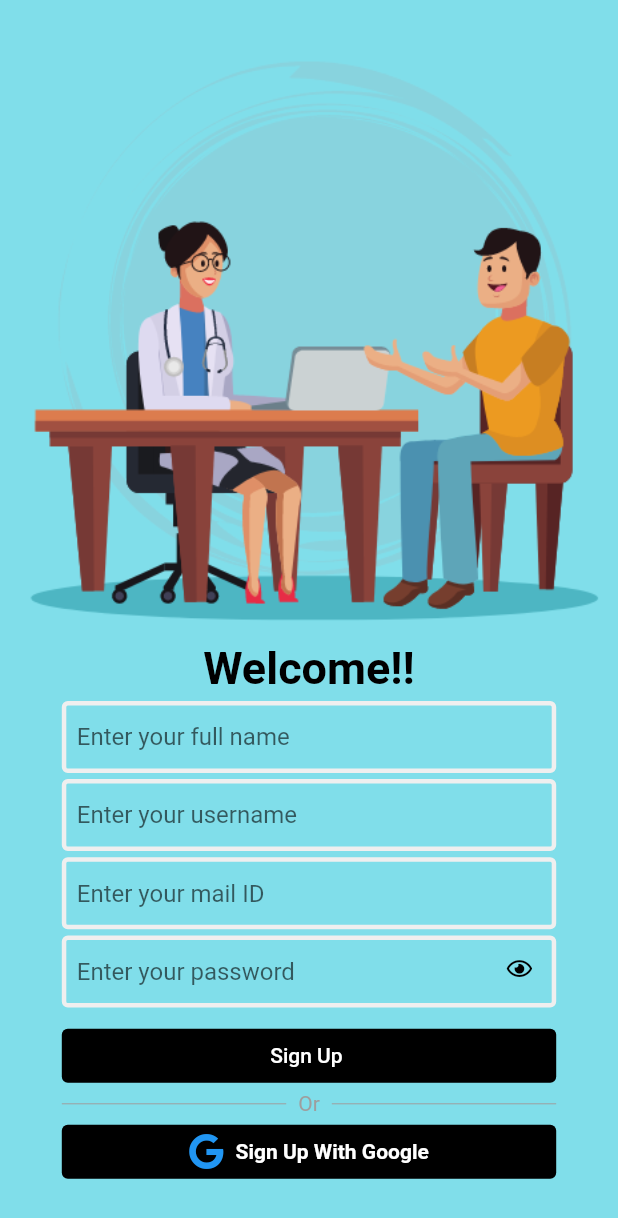
After one commit to Akshatji800/mental_health, a Flutter app: the SignUpPage screen opened by its route, on a phone screen of 412 x 824 dp. The commit adds this screen. Shown: the top 1218 px of the screen. Run offline on Flutter 3.47's test engine with Material 2 defaults, Android fonts, the phone set to English and light mode, and no system bars; our stand-ins replace firebase_auth, firebase_core, font_awesome_flutter, google_sign_in; accounts and stored records are empty.

Commit message:
Added Sign-Up screen UI

```diff
--- a/lib/navigation/navigate.dart
+++ b/lib/navigation/navigate.dart
@@ -2,14 +2,13 @@ import 'package:mental_health/screens/home_page.dart';
 import 'package:mental_health/screens/sign_in_page.dart';
 import 'package:mental_health/screens/welcome_page.dart';
 import 'package:flutter/material.dart';
-
-
-
+import 'package:mental_health/screens/sign_up_page.dart';
 
 class Navigate {
   static Map<String, Widget Function(BuildContext)> routes =   {
     '/' : (context) => WelcomePage(),
     '/sign-in' : (context) => SignInPage(),
+    '/sign-up' : (context) => SignUpPage(),
     '/home'  : (context) => HomePage()
   };
 }
--- a/lib/screens/sign_in_page.dart
+++ b/lib/screens/sign_in_page.dart
@@ -89,21 +89,20 @@ class SignInPage extends StatelessWidget {
           GoogleSignIn(),
 
           Padding(padding: EdgeInsets.only(bottom: size.height * 0.02)),
-          RichText(
-              textAlign: TextAlign.center,
-              text: TextSpan(children: <TextSpan>[
-                TextSpan(
-                    text: Constants.textAcc,
-                    style: TextStyle(
-                      color: Constants.kBlackColor,
-                    )),
-                TextSpan(
-                    text: Constants.textSignUp,
-                    style: TextStyle(
-                      fontWeight: FontWeight.bold,
-                      color: Constants.kDarkBlueColor,
-                    )),
-              ])),
+
+        Row(mainAxisAlignment: MainAxisAlignment.center, children: [
+          Text("Don't have an account?"),
+          SizedBox(width: 10),
+          GestureDetector(
+            onTap: () {Navigator.pushNamedAndRemoveUntil(context, Constants.signUpNavigate, (route) => false);},
+            child: Container(
+              child: Text("Register now",
+                  style: TextStyle(
+                      fontWeight: FontWeight.w700,
+                      color: Colors.deepPurpleAccent)),
+            ),
+          )
+        ]),
         ])));
   }
 
--- /dev/null
+++ b/lib/screens/sign_up_page.dart
@@ -0,0 +1,203 @@
+import 'package:flutter/material.dart';
+import 'package:font_awesome_flutter/font_awesome_flutter.dart';
+import 'package:mental_health/utils/constants.dart';
+import 'package:firebase_auth/firebase_auth.dart';
+import 'package:mental_health/services/firebase_Service.dart';
+
+class SignUpPage extends StatelessWidget {
+  @override
+  Widget build(BuildContext context) {
+    Size size = MediaQuery
+        .of(context)
+        .size;
+    OutlineInputBorder border = OutlineInputBorder(
+        borderSide: BorderSide(color: Constants.kBorderColor, width: 3.0));
+    return Scaffold(
+        resizeToAvoidBottomInset: false,
+        backgroundColor: Colors.cyan[200],
+        body: Center(
+            child:
+            Column(mainAxisAlignment: MainAxisAlignment.center, children: [
+              Image.asset("assets/images/sign-up.png"),
+              RichText(
+                  textAlign: TextAlign.center,
+                  text: TextSpan(children: <TextSpan>[
+                    TextSpan(
+                        text: "Welcome!!",
+                        style: TextStyle(
+                          color: Constants.kBlackColor,
+                          fontWeight: FontWeight.bold,
+                          fontSize: 30.0,
+                        )),
+
+                  ])),
+              Padding(padding: EdgeInsets.only(bottom: size.height * 0.005)),
+              SizedBox(
+                width: size.width * 0.8,
+                child: TextField(
+                    cursorColor: Colors.black,
+                    decoration: InputDecoration(
+                        hintText: "Enter your full name",
+                        contentPadding:
+                        EdgeInsets.symmetric(vertical: 5.0, horizontal: 10.0),
+                        enabledBorder: border,
+                        focusedBorder: border)),
+              ),
+              SizedBox(
+                height: size.height * 0.005,
+              ),
+              SizedBox(
+                width: size.width * 0.8,
+                child: TextField(
+                    cursorColor: Colors.black,
+                    decoration: InputDecoration(
+                        hintText: "Enter your username",
+                        contentPadding:
+                        EdgeInsets.symmetric(vertical: 5.0, horizontal: 10.0),
+                        enabledBorder: border,
+                        focusedBorder: border)),
+              ),
+              SizedBox(
+                height: size.height * 0.005,
+              ),
+              SizedBox(
+                width: size.width * 0.8,
+                child: TextField(
+                    cursorColor: Colors.black,
+                    decoration: InputDecoration(
+                        hintText: "Enter your mail ID",
+                        contentPadding:
+                        EdgeInsets.symmetric(vertical: 5.0, horizontal: 10.0),
+                        enabledBorder: border,
+                        focusedBorder: border)),
+              ),
+              SizedBox(
+                height: size.height * 0.005,
+              ),
+              SizedBox(
+                width: size.width * 0.8,
+                child: TextField(
+                  cursorColor: Colors.black,
+                  decoration: InputDecoration(
+                    hintText: "Enter your password",
+                    contentPadding:
+                    EdgeInsets.symmetric(vertical: 5.0, horizontal: 10.0),
+                    enabledBorder: border,
+                    focusedBorder: border,
+                    suffixIcon: Padding(
+                      child: FaIcon(
+                        FontAwesomeIcons.eye,
+                        size: 15,
+                        color: Colors.black,
+                      ),
+                      padding: EdgeInsets.only(top: 15, left: 15),
+                    ),
+                  ),
+                ),
+              ),
+              SizedBox(
+                height: size.height * 0.005,
+              ),
+              Padding(padding: EdgeInsets.only(bottom: size.height * 0.005)),
+              SizedBox(
+                width: size.width * 0.8,
+                child: OutlinedButton(
+                  onPressed: () async {},
+                  child: Text(Constants.SignUp),
+                  style: ButtonStyle(
+                      foregroundColor:
+                      MaterialStateProperty.all<Color>(Constants.kPrimaryColor),
+                      backgroundColor:
+                      MaterialStateProperty.all<Color>(Constants.kBlackColor),
+                      side: MaterialStateProperty.all<BorderSide>(
+                          BorderSide.none)),
+                ),
+              ),
+              buildRowDivider(size: size),
+              GoogleSignIn(),
+            ])));
+  }
+  Widget buildRowDivider({required Size size}) {
+    return SizedBox(
+      width: size.width * 0.8,
+      child: Row(children: <Widget>[
+        Expanded(child: Divider(color: Constants.kDarkGreyColor)),
+        Padding(
+            padding: EdgeInsets.only(left: 8.0, right: 8.0),
+            child: Text(
+              "Or",
+              style: TextStyle(color: Constants.kDarkGreyColor),
+            )),
+        Expanded(child: Divider(color: Constants.kDarkGreyColor)),
+      ]),
+    );
+  }
+}
+
+
+class GoogleSignIn extends StatefulWidget {
+  GoogleSignIn({Key? key}) : super(key: key);
+
+  @override
+  _GoogleSignInState createState() => _GoogleSignInState();
+}
+
+class _GoogleSignInState extends State<GoogleSignIn> {
+  bool isLoading = false;
+
+  @override
+  Widget build(BuildContext context) {
+    Size size = MediaQuery.of(context).size;
+    return  !isLoading? SizedBox(
+      width: size.width * 0.8,
+      child: OutlinedButton.icon(
+        icon: FaIcon(FontAwesomeIcons.google),
+        onPressed: () async {
+          setState(() {
+            isLoading = true;
+          });
+          FirebaseService service = new FirebaseService();
+          try {
+            await service.signInwithGoogle();
+            Navigator.pushNamedAndRemoveUntil(context, Constants.homeNavigate, (route) => false);
+          } catch(e){
+            if(e is FirebaseAuthException){
+              showMessage(e.message!);
+            }
+          }
+          setState(() {
+            isLoading = false;
+          });
+        },
+        label: Text(
+          Constants.textSignUpGoogle,
+          style: TextStyle(
+              color: Colors.white, fontWeight: FontWeight.bold),
+        ),
+        style: ButtonStyle(
+            backgroundColor:
+            MaterialStateProperty.all<Color>(Constants.kBlackColor),
+            side: MaterialStateProperty.all<BorderSide>(BorderSide.none)),
+      ),
+    ) : CircularProgressIndicator();
+  }
+
+  void showMessage(String message) {
+    showDialog(
+        context: context,
+        builder: (BuildContext context) {
+          return AlertDialog(
+            title: Text("Error"),
+            content: Text(message),
+            actions: [
+              TextButton(
+                child: Text("Ok"),
+                onPressed: () {
+                  Navigator.of(context).pop();
+                },
+              )
+            ],
+          );
+        });
+  }
+}
--- a/lib/utils/constants.dart
+++ b/lib/utils/constants.dart
@@ -23,9 +23,13 @@ class Constants {
   static const textAcc = "Don't have an account? ";
   static const textSignUp = "Sign Up here";
   static const textHome = "Home";
+  static const SignUp = "Sign Up ";
+  static const textSignUpGoogle = "Sign Up With Google";
+
 
   //navigate
   static const signInNavigate = '/sign-in';
+  static const signUpNavigate = '/sign-up';
   static const homeNavigate = '/home';
 
   static const statusBarColor = SystemUiOverlayStyle(
--- a/pubspec.yaml
+++ b/pubspec.yaml
@@ -51,6 +51,7 @@ flutter:
   # To add assets to your application, add an assets section, like this:
   assets:
     - assets/images/sign-in.png
+    - assets/images/sign-up.png
     - assets/images/mentalHealth.png
   # An image asset can refer to one or more resolution-specific "variants", see
   # https://flutter.dev/assets-and-images/#resolution-aware.
```
Also changed, not shown: assets/images/sign-up.png (added), pubspec.lock, 1 other file.
